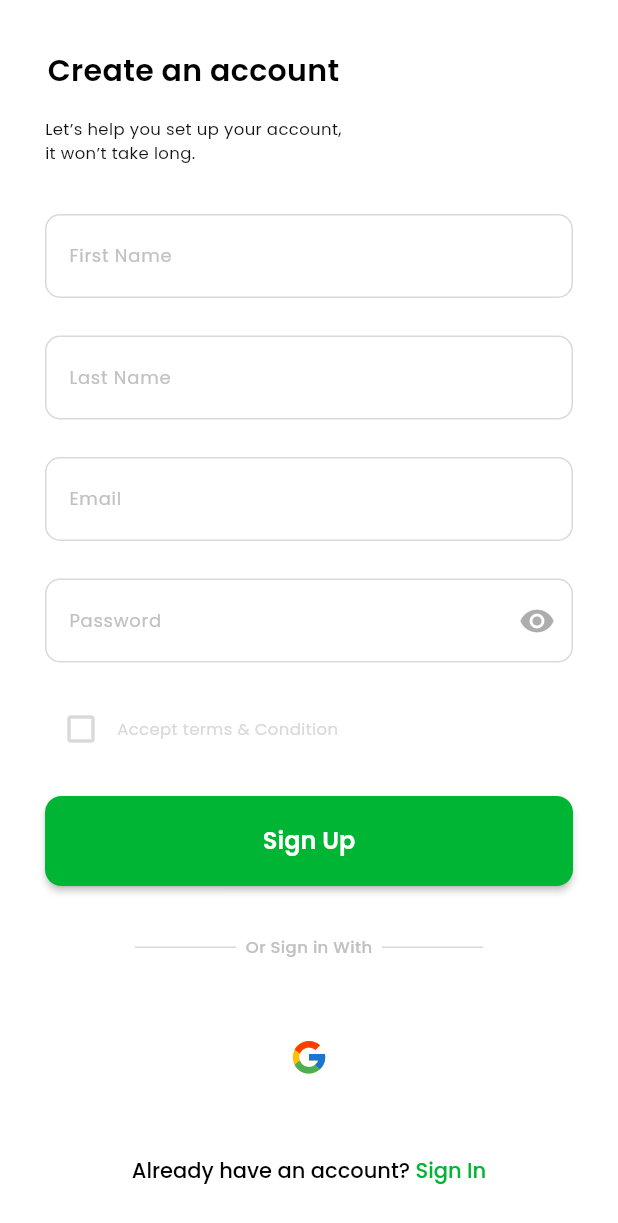
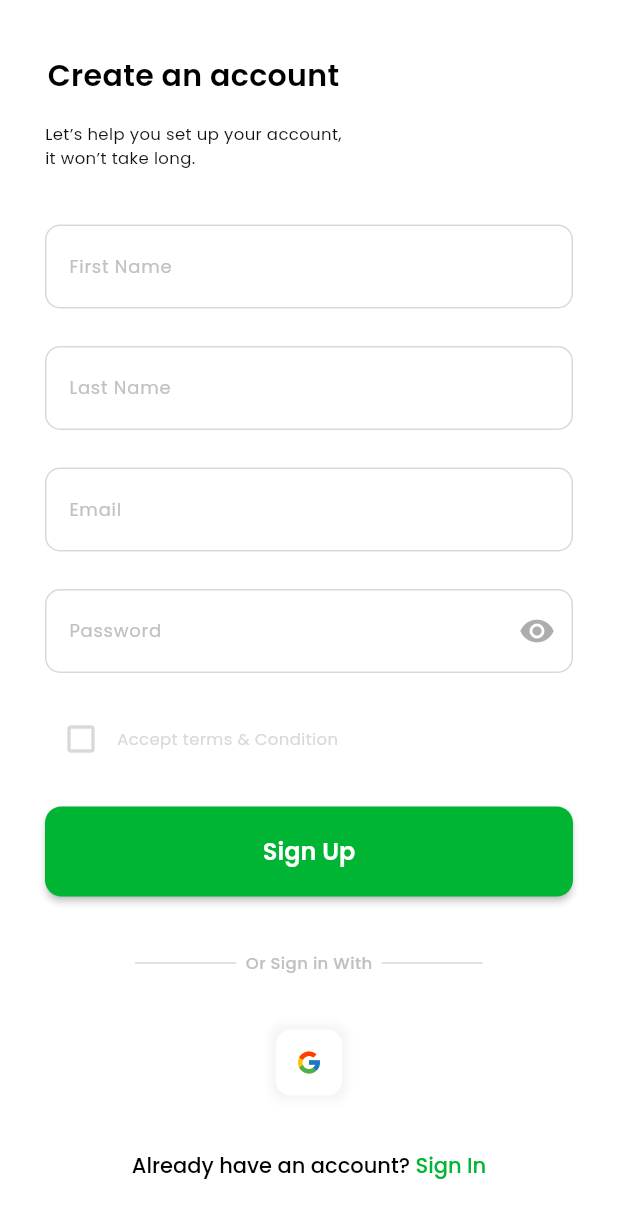
Before and after one commit to Fazo201/quiz-app-pdp, a Flutter app: the SignUpScreen screen opened by its route, on a phone screen of 412 x 824 dp. Shown: the top 1223 px of the screen. Run offline on Flutter 3.47's test engine with Material 3 defaults, Android fonts, the phone set to English and light mode, and no system bars; our stand-ins replace flutter_svg, go_router, image_picker, pinput; project files that could hold a hidden picture were left out.

Commit message:
Abdulloh Muminov, Pp page.

```diff
--- a/lib/core/route/go_route_system.dart
+++ b/lib/core/route/go_route_system.dart
@@ -3,10 +3,6 @@ import 'package:quiz_app/core/route/app_route_name.dart';
 import 'package:quiz_app/widget/screen/Auth/Sign%20In/sign_in_screen.dart';
 import 'package:quiz_app/widget/screen/Auth/Sign%20Up/sign_up_screen.dart';
 import 'package:quiz_app/widget/screen/Auth/Sign%20Up/verification_code_screen.dart';
-import 'package:quiz_app/widget/screen/Main/Home%20root/Home%20category/Difficulity%20selection/Quiz/quiz_game_result_screen.dart';
-import 'package:quiz_app/widget/screen/Main/Home%20root/Home%20category/Difficulity%20selection/Quiz/quiz_game_screen.dart';
-import 'package:quiz_app/widget/screen/Main/Home%20root/Home%20category/Difficulity%20selection/difficulty_selection_screen.dart';
-import 'package:quiz_app/widget/screen/Main/Home%20root/Home%20category/selected_category_screen_from_home_screen.dart';
 import 'package:quiz_app/widget/screen/Main/Home%20root/home_screen.dart';
 import 'package:quiz_app/widget/screen/Main/Level%20root/level_screen.dart';
 import 'package:quiz_app/widget/screen/Main/Level%20root/selected_category_screen_from_level_screen.dart';
@@ -14,10 +10,15 @@ import 'package:quiz_app/widget/screen/Main/Profile/profile_screen.dart';
 import 'package:quiz_app/widget/screen/Main/main_screen.dart';
 import 'package:quiz_app/widget/screen/Splash/splash_screen.dart';
 
+import '../../widget/screen/Main/Home root/Difficulity selection/Home category/Quiz/quiz_game_result_screen.dart';
+import '../../widget/screen/Main/Home root/Difficulity selection/Home category/Quiz/quiz_game_screen.dart';
+import '../../widget/screen/Main/Home root/Difficulity selection/Home category/selected_category_screen_from_home_screen.dart';
+import '../../widget/screen/Main/Home root/Difficulity selection/difficulty_selection_screen.dart';
+
 final class GoRouteSystem {
   static GoRouter router = GoRouter(
     /// Initial Location
-    initialLocation: AppRouteName.signIn,
+    initialLocation: AppRouteName.splash,
 
     routes: [
       /// Splash screen
--- a/lib/widget/custom widget/Custom TextField/custom_textfield.dart
+++ b/lib/widget/custom widget/Custom TextField/custom_textfield.dart
@@ -63,7 +63,7 @@ class CustomTextField extends StatelessWidget {
               focusedBorder: OutlineInputBorder(
                 borderRadius: BorderRadius.circular(10),
                 borderSide: const BorderSide(
-                  color: AppColors.lD9D9D9,
+                  color: AppColors.l00B533,
                   width: 1,
                 ),
               ),
@@ -107,7 +107,7 @@ class CustomTextField extends StatelessWidget {
               focusedBorder: OutlineInputBorder(
                 borderRadius: BorderRadius.circular(10),
                 borderSide: const BorderSide(
-                  color: AppColors.lD9D9D9,
+                  color: AppColors.l00B533,
                   width: 1,
                 ),
               ),
--- /dev/null
+++ b/lib/widget/custom widget/custom_checkbox.dart
@@ -0,0 +1,45 @@
+import 'package:flutter/material.dart';
+import '../../core/style/app_colors.dart';
+import '../../core/style/app_text_style.dart';
+
+class CustomCheckbox extends StatefulWidget {
+  const CustomCheckbox({super.key});
+
+  @override
+  State<CustomCheckbox> createState() => _CustomCheckboxState();
+}
+
+class _CustomCheckboxState extends State<CustomCheckbox> {
+  bool checkBox = false;
+  Color? color;
+
+  @override
+  Widget build(BuildContext context) {
+    return Row(
+      children: [
+        IconButton(
+          color: color,
+          style: ButtonStyle(
+            shadowColor: WidgetStateProperty.all<Color>(Colors.transparent),
+          ),
+          onPressed: () {
+            checkBox = !checkBox;
+            // checkBox == !checkBox ? color = AppColors.l00B533 : AppColors.lD9D9D9;
+            setState(() {});
+          },
+          icon: checkBox
+              ? const Icon(Icons.check_box, color: AppColors.l00B533)
+              : const Icon(Icons.check_box_outline_blank,
+                  color: AppColors.lD9D9D9),
+        ),
+        Text(
+          "Accept terms & Condition",
+          style: const AppTextStyle().bodySmall?.copyWith(
+                color: checkBox ? AppColors.l00B533 : AppColors.lD9D9D9,
+                fontSize: 11,
+              ),
+        ),
+      ],
+    );
+  }
+}
--- a/lib/widget/screen/Auth/Sign Up/sign_up_screen.dart
+++ b/lib/widget/screen/Auth/Sign Up/sign_up_screen.dart
@@ -6,6 +6,7 @@ import '../../../../core/style/app_colors.dart';
 import '../../../../core/style/app_images.dart';
 import '../../../../core/style/app_text_style.dart';
 import '../../../custom widget/Custom TextField/custom_textfield.dart';
+import '../../../custom widget/custom_checkbox.dart';
 import '../../../custom widget/custom_richtext.dart';
 
 class SignUpScreen extends StatefulWidget {
@@ -21,7 +22,6 @@ class _SignUpScreenState extends State<SignUpScreen> {
   TextEditingController emailC = TextEditingController();
   TextEditingController passC = TextEditingController();
 
-  bool checkBox = false;
   bool obscureText = false;
   bool vision = true;
 
@@ -102,42 +102,17 @@ class _SignUpScreenState extends State<SignUpScreen> {
                     setState(() {});
                   },
                   icon: vision
-                      ? const Icon(Icons.visibility,
-                      color: Color(0xFFADADAD))
+                      ? const Icon(Icons.visibility, color: Color(0xFFADADAD))
                       : const Icon(Icons.visibility_off,
-                      color: Color(0xFFADADAD))),
-              onTap: (){
+                          color: Color(0xFFADADAD))),
+              onTap: () {
                 setState(() {
                   obscureText = !obscureText;
                 });
               },
             ),
             const SizedBox(height: 20),
-            Row(
-              children: [
-                IconButton(
-                  color: AppColors.lD9D9D9,
-                  style: ButtonStyle(
-                    shadowColor:
-                        WidgetStateProperty.all<Color>(Colors.transparent),
-                  ),
-                  onPressed: () {
-                    checkBox = !checkBox;
-                    setState(() {});
-                  },
-                  icon: checkBox
-                      ? const Icon(Icons.check_box)
-                      : const Icon(Icons.check_box_outline_blank),
-                ),
-                Text(
-                  "Accept terms & Condition",
-                  style: const AppTextStyle().bodySmall?.copyWith(
-                        color: AppColors.lD9D9D9,
-                        fontSize: 11,
-                      ),
-                ),
-              ],
-            ),
+            const CustomCheckbox(),
             const SizedBox(height: 21),
             MaterialButton(
               onPressed: () {
@@ -183,14 +158,28 @@ class _SignUpScreenState extends State<SignUpScreen> {
               ),
             ),
             const Spacer(),
-            AppImages.googleLogo,
+            Container(
+              width: 44,
+              height: 44,
+              decoration: BoxDecoration(
+                color: Colors.white,
+                borderRadius: const BorderRadius.all(Radius.circular(10)),
+                boxShadow: [
+                  BoxShadow(
+                    color: Colors.grey.withOpacity(0.10),
+                    spreadRadius: 4,
+                    blurRadius: 4,
+                    offset: const Offset(0, 0), // changes position of shadow
+                  ),
+                ],
+              ),
+              child: AppImages.googleLogo,
+            ),
             const Spacer(),
             CustomRichText(
               text: "Already have an account?",
               navigateText: "Sign In",
-              onTap: () {
-                context.pop();
-              },
+              onTap: () => context.pop(),
             ),
             const Spacer(),
           ],
--- a/lib/widget/screen/Splash/splash_screen.dart
+++ b/lib/widget/screen/Splash/splash_screen.dart
@@ -18,7 +18,7 @@ class _SplashScreenState extends State<SplashScreen> {
     super.initState();
     Timer(
       const Duration(seconds: 2),
-      () => context.go(AppRouteName.home),
+      () => context.go(AppRouteName.signIn),
     );
   }
 
```
Also changed, not shown: lib/widget/screen/Auth/Sign In/sign_in_screen.dart (+17 -1 lines), lib/widget/screen/Main/Home root/Difficulity selection/Home category/Quiz/quiz_game_result_screen.dart (renamed from lib/widget/screen/Main/Home root/Home category/Difficulity selection/Quiz/quiz_game_result_screen.dart), lib/widget/screen/Main/Home root/Difficulity selection/Home category/Quiz/quiz_game_screen.dart (renamed from lib/widget/screen/Main/Home root/Home category/Difficulity selection/Quiz/quiz_game_screen.dart), lib/widget/screen/Main/Home root/Difficulity selection/Home category/selected_category_screen_from_home_screen.dart (renamed from lib/widget/screen/Main/Home root/Home category/selected_category_screen_from_home_screen.dart), lib/widget/screen/Main/Home root/Difficulity selection/difficulty_selection_screen.dart (renamed from lib/widget/screen/Main/Home root/Home category/Difficulity selection/difficulty_selection_screen.dart), 2 other files.
